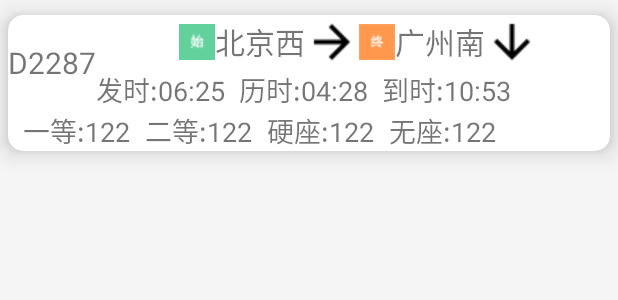
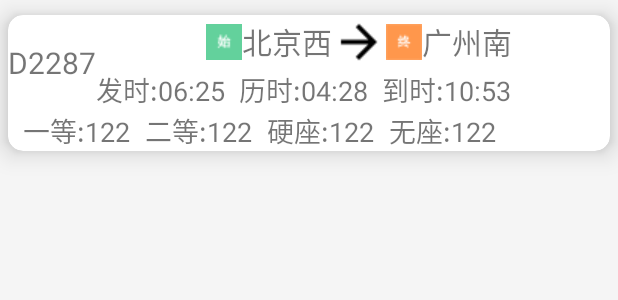
Before and after one commit to HJianFei/ticket, an Android app: the layout item_ticket.xml on its own in the app's theme, with its tools: preview values and no code run, on a phone screen of 412 x 824 dp. Shown: the top 300 px of the screen. Run offline under Robolectric (Android 15) with nearby library versions, the phone set to English and light mode, and no system bars.

```diff
--- a/app/src/main/res/layout/item_ticket.xml
+++ b/app/src/main/res/layout/item_ticket.xml
@@ -1,12 +1,7 @@
 <?xml version="1.0" encoding="utf-8"?>
-<LinearLayout
+<android.support.v7.widget.CardView
     xmlns:android="http://schemas.android.com/apk/res/android"
     xmlns:app="http://schemas.android.com/apk/res-auto"
-    android:layout_width="match_parent"
-    android:layout_height="match_parent"
-    android:orientation="vertical">
-
-    <android.support.v7.widget.CardView
     android:layout_width="match_parent"
     android:layout_height="wrap_content"
     android:layout_marginBottom="5dp"
@@ -82,11 +77,11 @@
                         android:text="广州南"
                         android:textSize="20sp"/>
 
-                        <ImageView
-                            android:layout_width="wrap_content"
-                            android:layout_height="wrap_content"
-                            android:layout_gravity="center_vertical"
-                            android:src="@drawable/arrow_downward"/>
+                    <!--<ImageView-->
+                    <!--android:layout_width="wrap_content"-->
+                    <!--android:layout_height="wrap_content"-->
+                    <!--android:layout_gravity="center_vertical"-->
+                    <!--android:src="@drawable/arrow_downward"/>-->
                 </LinearLayout>
 
                 <LinearLayout
@@ -201,14 +196,3 @@
         </LinearLayout>
     </LinearLayout>
 </android.support.v7.widget.CardView>
-
-    <ListView
-        android:id="@+id/ticket_money"
-        android:layout_width="match_parent"
-        android:layout_height="wrap_content"
-        android:layout_margin="4dp"
-        android:visibility="gone">
-
-    </ListView>
-
-</LinearLayout>
```
Lines whose indentation alone changed are shown as unchanged.
